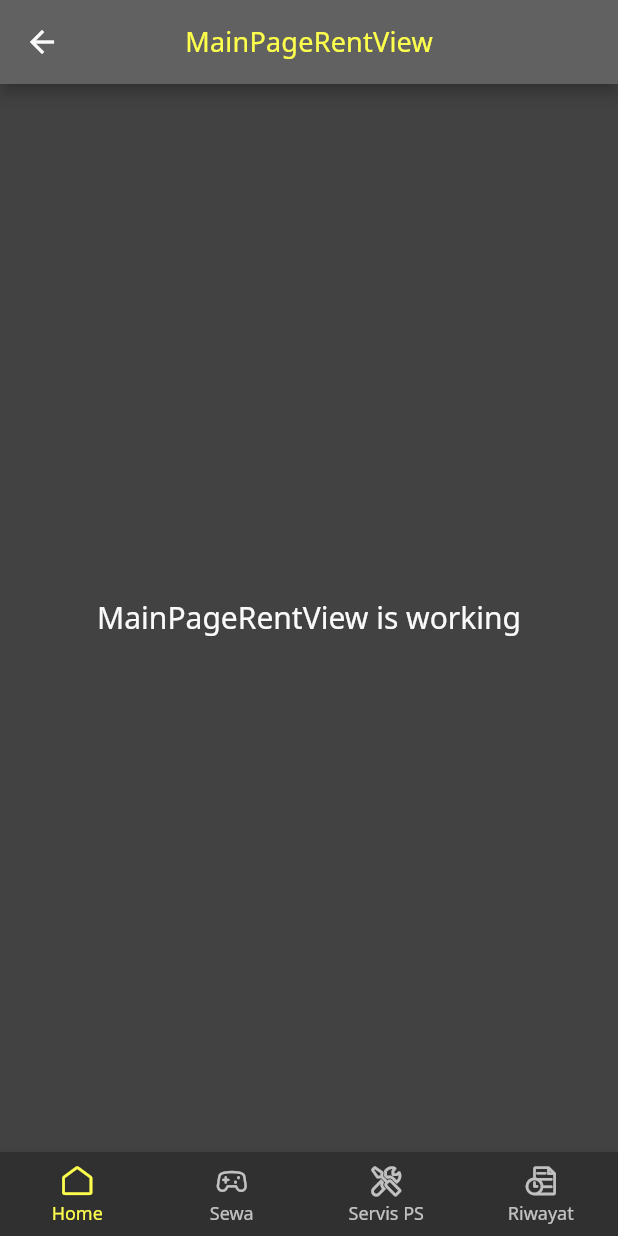
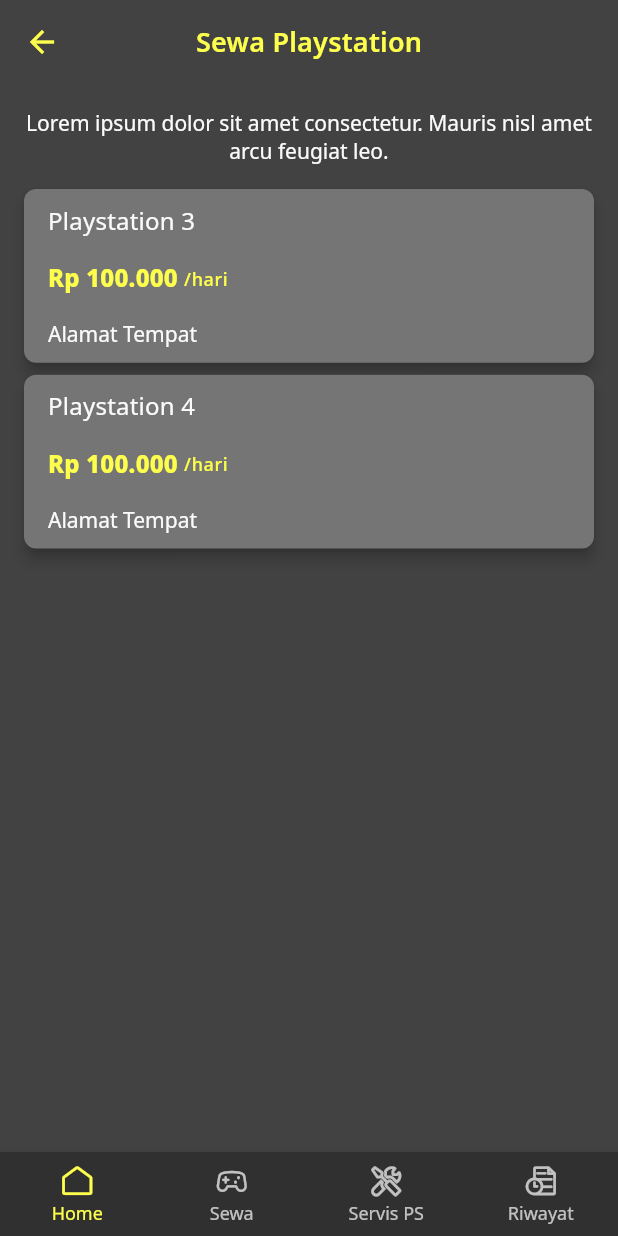
Before and after one commit to okifirsyah404/victoria_game, a Flutter app: the MainPageRentView screen opened by its route, on a phone screen of 412 x 824 dp. Run offline on Flutter 3.47's test engine with Material 2 defaults, Android fonts, the phone set to English and light mode, and no system bars; our stand-ins replace firebase_core, font_awesome_flutter, get, google_fonts; accounts and stored records are empty.

Commit message:
Update ui

```diff
--- a/lib/app/global/themes/app_bar_theme.dart
+++ b/lib/app/global/themes/app_bar_theme.dart
@@ -7,9 +7,9 @@ import 'typography_theme.dart';
 class MainAppBarTheme {
   static AppBarTheme darkAppBarTheme = AppBarTheme(
     // brightness: Brightness.dark,
-    color: ColorsTheme.neutralColor[700],
+    color: ColorsTheme.neutralColor[800],
     titleTextStyle: TypographyTheme.titleRegular.copyWith(
-      color: ColorsTheme.primaryColor,
+      color: ColorsTheme.neutralColor[50],
     ),
     iconTheme: MainIconTheme.darkIconThemeData,
   );
--- a/lib/app/global/themes/icon_theme.dart
+++ b/lib/app/global/themes/icon_theme.dart
@@ -4,6 +4,6 @@ import 'colors_theme.dart';
 
 class MainIconTheme {
   static IconThemeData darkIconThemeData = IconThemeData(
-    color: ColorsTheme.neutralColor[50],
+    color: ColorsTheme.primaryColor,
   );
 }
--- a/lib/app/global/themes/theme.dart
+++ b/lib/app/global/themes/theme.dart
@@ -2,6 +2,7 @@ import 'package:flutter/material.dart';
 import 'package:google_fonts/google_fonts.dart';
 import 'package:victoria_game/app/global/themes/app_bar_theme.dart';
 import 'package:victoria_game/app/global/themes/buttons_theme.dart';
+import 'package:victoria_game/app/global/themes/icon_theme.dart';
 import 'package:victoria_game/app/global/themes/typography_theme.dart';
 
 import 'colors_theme.dart';
@@ -50,6 +51,7 @@ class MainTheme {
           ),
       buttonTheme: DarkButtonsTheme.darkButtonTheme(context),
       textButtonTheme: DarkButtonsTheme.textButtonThemeData,
+      iconTheme: MainIconTheme.darkIconThemeData,
       elevatedButtonTheme: DarkButtonsTheme.elevatedButtonThemeData,
       outlinedButtonTheme: DarkButtonsTheme.outlinedButtonThemeData,
       appBarTheme: MainAppBarTheme.darkAppBarTheme,
--- a/lib/app/global/themes/typography_theme.dart
+++ b/lib/app/global/themes/typography_theme.dart
@@ -50,7 +50,7 @@ class TypographyTheme {
   static TextStyle titleRegular = GoogleFonts.notoSans(
     fontSize: 18,
     letterSpacing: 0.15,
-    fontWeight: FontWeight.w400,
+    fontWeight: FontWeight.w600,
   );
 
   static TextStyle titleSmall = GoogleFonts.notoSans(
--- a/lib/app/modules/main_page/rent/controllers/main_page_rent_controller.dart
+++ b/lib/app/modules/main_page/rent/controllers/main_page_rent_controller.dart
@@ -1,7 +1,65 @@
+import 'package:flutter/material.dart';
 import 'package:get/get.dart';
+
+import '../../../../global/themes/colors_theme.dart';
+import '../../../../global/themes/typography_theme.dart';
 
 class MainPageRentController extends GetxController {
   //TODO: Implement MainPageRentController
+
+  var listItem = List.generate(
+    2,
+    (index) => Padding(
+      padding: const EdgeInsets.fromLTRB(16, 0, 16, 8),
+      child: AspectRatio(
+        aspectRatio: 328 / 100,
+        child: Material(
+          elevation: 4,
+          borderRadius: BorderRadius.circular(8.0),
+          child: Container(
+            padding: const EdgeInsets.symmetric(
+              horizontal: 16.0,
+              vertical: 10.0,
+            ),
+            width: Get.width,
+            decoration: BoxDecoration(
+              color: ColorsTheme.neutralColor[600],
+              borderRadius: BorderRadius.circular(8.0),
+            ),
+            child: Column(
+              crossAxisAlignment: CrossAxisAlignment.start,
+              mainAxisAlignment: MainAxisAlignment.spaceBetween,
+              children: [
+                Text(
+                  "Playstation ${index + 3}",
+                  style: TypographyTheme.bodyMedium,
+                ),
+                Row(
+                  children: [
+                    Text(
+                      "Rp 100.000",
+                      style: TypographyTheme.bodyMedium.copyWith(
+                        color: ColorsTheme.primaryColor,
+                        fontWeight: FontWeight.w800,
+                      ),
+                    ),
+                    SizedBox(width: 4),
+                    Text(
+                      "/hari",
+                      style: TypographyTheme.bodySmall.copyWith(
+                        color: ColorsTheme.primaryColor,
+                      ),
+                    ),
+                  ],
+                ),
+                Text("Alamat Tempat"),
+              ],
+            ),
+          ),
+        ),
+      ),
+    ),
+  );
 
   final count = 0.obs;
   @override
--- a/lib/app/modules/main_page/rent/views/main_page_rent_view.dart
+++ b/lib/app/modules/main_page/rent/views/main_page_rent_view.dart
@@ -1,6 +1,8 @@
 import 'package:flutter/material.dart';
 
 import 'package:get/get.dart';
+import 'package:victoria_game/app/global/themes/colors_theme.dart';
+import 'package:victoria_game/app/global/themes/typography_theme.dart';
 import 'package:victoria_game/app/global/widgets/navigation/bottom_navigation/main_bottom_navigation.dart';
 
 import '../controllers/main_page_rent_controller.dart';
@@ -11,14 +13,28 @@ class MainPageRentView extends GetView<MainPageRentController> {
   Widget build(BuildContext context) {
     return Scaffold(
       appBar: AppBar(
-        title: const Text('MainPageRentView'),
+        title: Text(
+          'Sewa Playstation',
+          style: TypographyTheme.titleRegular.copyWith(
+            color: ColorsTheme.primaryColor,
+          ),
+        ),
         centerTitle: true,
+        elevation: 0,
       ),
-      body: Center(
-        child: Text(
-          'MainPageRentView is working',
-          style: TextStyle(fontSize: 20),
-        ),
+      body: Column(
+        crossAxisAlignment: CrossAxisAlignment.center,
+        children: [
+          Padding(
+            padding: const EdgeInsets.fromLTRB(16.0, 16.0, 16.0, 0),
+            child: Text(
+              "Lorem ipsum dolor sit amet consectetur. Mauris nisl amet arcu feugiat leo.",
+              textAlign: TextAlign.center,
+            ),
+          ),
+          SizedBox(height: 16),
+          ...controller.listItem,
+        ],
       ),
       bottomNavigationBar: MainBottomNavigation(),
     );
--- a/lib/app/routes/app_pages.dart
+++ b/lib/app/routes/app_pages.dart
@@ -12,6 +12,8 @@ import '../modules/main_page/ps_services/bindings/main_page_ps_services_binding.
 import '../modules/main_page/ps_services/views/main_page_ps_services_view.dart';
 import '../modules/main_page/rent/bindings/main_page_rent_binding.dart';
 import '../modules/main_page/rent/views/main_page_rent_view.dart';
+import '../modules/profile_settings/user_profile/bindings/profile_settings_user_profile_binding.dart';
+import '../modules/profile_settings/user_profile/views/profile_settings_user_profile_view.dart';
 import '../modules/test_widget/bindings/test_widget_binding.dart';
 import '../modules/test_widget/views/test_widget_view.dart';
 
@@ -62,5 +64,10 @@ class AppPages {
       binding: MainPageHistoryBinding(),
       transition: Transition.fadeIn,
     ),
+    GetPage(
+      name: _Paths.PROFILE_SETTINGS_USER_PROFILE,
+      page: () => const ProfileSettingsUserProfileView(),
+      binding: ProfileSettingsUserProfileBinding(),
+    ),
   ];
 }
--- a/lib/app/routes/app_routes.dart
+++ b/lib/app/routes/app_routes.dart
@@ -10,6 +10,8 @@ abstract class Routes {
   static const MAIN_PAGE_RENT = _Paths.MAIN_PAGE_RENT;
   static const MAIN_PAGE_PS_SERVICES = _Paths.MAIN_PAGE_PS_SERVICES;
   static const MAIN_PAGE_HISTORY = _Paths.MAIN_PAGE_HISTORY;
+  static const PROFILE_SETTINGS_USER_PROFILE =
+      _Paths.PROFILE_SETTINGS_USER_PROFILE;
 }
 
 abstract class _Paths {
@@ -21,4 +23,5 @@ abstract class _Paths {
   static const MAIN_PAGE_RENT = '/rent';
   static const MAIN_PAGE_PS_SERVICES = '/ps-services';
   static const MAIN_PAGE_HISTORY = '/history';
+  static const PROFILE_SETTINGS_USER_PROFILE = '/user-profile';
 }
```
Also changed, not shown: lib/app/modules/profile_settings/user_profile/bindings/profile_settings_user_profile_binding.dart (added, +12 -0 lines), lib/app/modules/profile_settings/user_profile/controllers/profile_settings_user_profile_controller.dart (added, +23 -0 lines), lib/app/modules/profile_settings/user_profile/views/profile_settings_user_profile_view.dart (added, +178 -0 lines).
